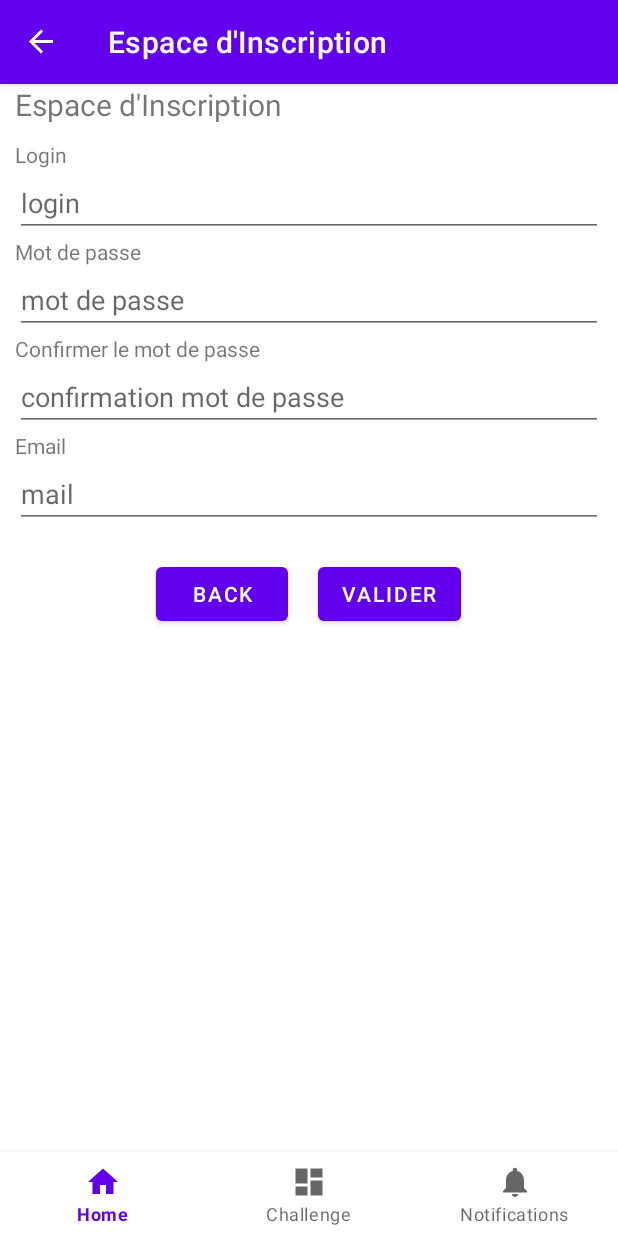
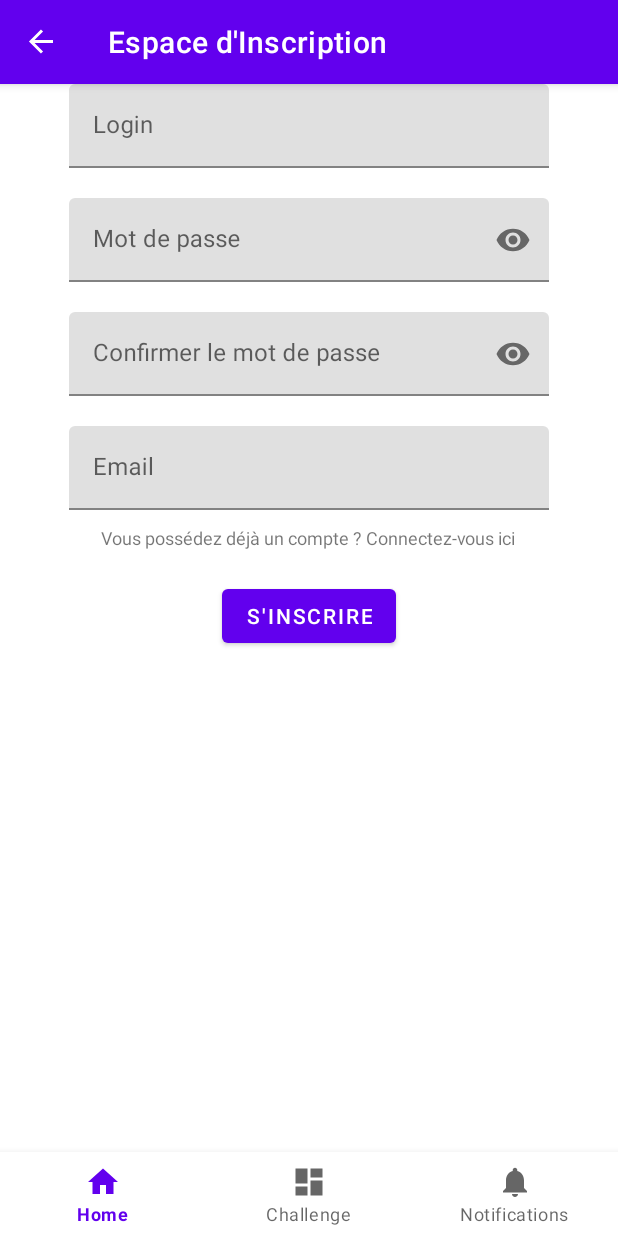
Before and after one commit to mankoty567/accrobat, an Android app: the SignupFragment screen opened through its navigation route, on a phone screen of 412 x 824 dp. Run offline under Robolectric (Android 15) with nearby library versions, the phone set to English and light mode, and no system bars; our stand-ins replace navigation-ui; network calls fail.

Commit message:
Mise à jour de l'ergonomie de connexion

```diff
--- a/mobile/app/src/main/java/site/nohan/protoprogression/View/ui/home/SigninFragment.java
+++ b/mobile/app/src/main/java/site/nohan/protoprogression/View/ui/home/SigninFragment.java
@@ -6,6 +6,7 @@ import android.view.View;
 import android.view.ViewGroup;
 import android.widget.Button;
 import android.widget.EditText;
+import android.widget.TextView;
 import android.widget.Toast;
 
 import androidx.annotation.NonNull;
@@ -26,7 +27,7 @@ public class SigninFragment extends Fragment{
     private int signup;
     private int home;
 
-    private Button btn_inscription;
+    private TextView txt_inscription;
     private Button btn_connection;
     private EditText et_login;
     private EditText et_password;
@@ -42,8 +43,8 @@ public class SigninFragment extends Fragment{
         home = R.id.navigation_home;
 
         //Initialisation du bouton d'inscritption
-        btn_inscription = root.findViewById(R.id.btn_signin_inscription);
-        btn_inscription.setOnClickListener(new View.OnClickListener() {
+        txt_inscription = root.findViewById(R.id.txt_signin_inscription);
+        txt_inscription.setOnClickListener(new View.OnClickListener() {
             @Override
             public void onClick(View v) {
                 ShowFragment(signup);
--- a/mobile/app/src/main/java/site/nohan/protoprogression/View/ui/home/SignupFragment.java
+++ b/mobile/app/src/main/java/site/nohan/protoprogression/View/ui/home/SignupFragment.java
@@ -8,6 +8,7 @@ import android.view.View;
 import android.view.ViewGroup;
 import android.widget.Button;
 import android.widget.EditText;
+import android.widget.TextView;
 import android.widget.Toast;
 
 import androidx.annotation.NonNull;
@@ -26,7 +27,7 @@ public class SignupFragment extends Fragment {
      ************************************************************************/
     private int signin;
 
-    private Button btn_back_to_connection;
+    private TextView txt_signup_back_to_connection;
     private Button btn_send_inscription;
     private EditText et_login;
     private EditText et_password;
@@ -43,8 +44,8 @@ public class SignupFragment extends Fragment {
         signin = R.id.navigation_signin;
 
         //Initialisation du bouton de retour à la connexion
-        btn_back_to_connection = root.findViewById(R.id.btn_signup_back_to_connection);
-        btn_back_to_connection.setOnClickListener(new View.OnClickListener() {
+        txt_signup_back_to_connection = root.findViewById(R.id.txt_signup_back_to_connection);
+        txt_signup_back_to_connection.setOnClickListener(new View.OnClickListener() {
             @Override
             public void onClick(View v) {
                 ShowFragment(signin);
--- a/mobile/app/src/main/res/layout/fragment_user_signup.xml
+++ b/mobile/app/src/main/res/layout/fragment_user_signup.xml
@@ -19,14 +19,6 @@
         app:layout_constraintStart_toStartOf="parent"
         app:layout_constraintTop_toTopOf="parent">
 
-    <TextView
-        android:id="@+id/txt_signup_title"
-        android:layout_width="wrap_content"
-        android:layout_height="wrap_content"
-        android:text="@string/title_signup"
-        android:textSize="20dp"
-        android:layout_marginBottom="10dp"/>
-
         <LinearLayout
             android:id="@+id/framelayout_signup"
             android:layout_width="match_parent"
@@ -35,83 +27,74 @@
             app:layout_constraintBottom_toTopOf="@+id/linearlayout_signup"
             app:layout_constraintEnd_toEndOf="parent"
             app:layout_constraintStart_toStartOf="parent"
-            app:layout_constraintTop_toTopOf="parent">
+            app:layout_constraintTop_toTopOf="parent"
+            android:gravity="center">
+
+            <com.google.android.material.textfield.TextInputLayout
+                android:id="@+id/til_signup_login"
+                android:layout_width="320dp"
+                android:layout_height="wrap_content"
+                android:layout_marginBottom="20dp">
+                <com.google.android.material.textfield.TextInputEditText
+                    android:id="@+id/et_signup_login"
+                    android:layout_width="match_parent"
+                    android:layout_height="match_parent"
+                    android:hint="@string/txt_login"/>
+            </com.google.android.material.textfield.TextInputLayout>
+
+            <com.google.android.material.textfield.TextInputLayout
+                android:id="@+id/til_signup_password"
+                android:layout_width="320dp"
+                android:layout_height="wrap_content"
+                app:passwordToggleEnabled="true"
+                android:layout_marginBottom="20dp">
+                <com.google.android.material.textfield.TextInputEditText
+                    android:id="@+id/et_signup_password"
+                    android:layout_width="match_parent"
+                    android:layout_height="match_parent"
+                    android:hint="@string/txt_password"
+                    android:inputType="textPassword"/>
+            </com.google.android.material.textfield.TextInputLayout>
+
+            <com.google.android.material.textfield.TextInputLayout
+                android:id="@+id/til_signup_password_confirmation"
+                android:layout_width="320dp"
+                android:layout_height="wrap_content"
+                app:passwordToggleEnabled="true"
+                android:layout_marginBottom="20dp">
+                <com.google.android.material.textfield.TextInputEditText
+                    android:id="@+id/et_signup_password_confirmation"
+                    android:layout_width="match_parent"
+                    android:layout_height="match_parent"
+                    android:hint="@string/txt_confirmation"
+                    android:inputType="textPassword"/>
+            </com.google.android.material.textfield.TextInputLayout>
+
+            <com.google.android.material.textfield.TextInputLayout
+                android:id="@+id/til_signup_mail"
+                android:layout_width="320dp"
+                android:layout_height="wrap_content"
+                android:layout_marginBottom="10dp">
+                <com.google.android.material.textfield.TextInputEditText
+                    android:id="@+id/et_signup_mail"
+                    android:layout_width="match_parent"
+                    android:layout_height="match_parent"
+                    android:hint="@string/txt_mail"/>
+            </com.google.android.material.textfield.TextInputLayout>
 
             <TextView
-                android:id="@+id/txt_login"
-                android:layout_width="match_parent"
-                android:layout_height="wrap_content"
-                android:text="@string/txt_login" />
-
-            <EditText
-                android:id="@+id/et_signup_login"
-                android:layout_width="match_parent"
-                android:layout_height="wrap_content"
-                android:hint="login" />
-
-            <TextView
-                android:id="@+id/txt_password"
-                android:layout_width="match_parent"
-                android:layout_height="wrap_content"
-                android:text="@string/txt_password" />
-
-            <EditText
-                android:id="@+id/et_signup_password"
-                android:layout_width="match_parent"
-                android:layout_height="wrap_content"
-                android:hint="mot de passe" />
-
-            <TextView
-                android:id="@+id/txt_confirmation"
-                android:layout_width="match_parent"
-                android:layout_height="wrap_content"
-                android:text="@string/txt_confirmation" />
-
-            <EditText
-                android:id="@+id/et_signup_password_confirmation"
-                android:layout_width="match_parent"
-                android:layout_height="wrap_content"
-                android:hint="confirmation mot de passe" />
-
-            <TextView
-                android:id="@+id/txt_mail"
-                android:layout_width="match_parent"
-                android:layout_height="wrap_content"
-                android:text="@string/txt_mail" />
-
-            <EditText
-                android:id="@+id/et_signup_mail"
-                android:layout_width="match_parent"
-                android:layout_height="wrap_content"
-                android:hint="mail"/>
-
-        </LinearLayout>
-
-
-        <LinearLayout
-            android:id="@+id/linearlayout_signup"
-            android:layout_width="match_parent"
-            android:layout_height="wrap_content"
-            app:layout_constraintBottom_toBottomOf="parent"
-            app:layout_constraintEnd_toEndOf="parent"
-            app:layout_constraintStart_toStartOf="parent"
-            app:layout_constraintTop_toBottomOf="@+id/framelayout_signup"
-            android:gravity="center"
-            android:paddingTop="20dp">
-
-            <Button
-                android:id="@+id/btn_signup_back_to_connection"
+                android:id="@+id/txt_signup_back_to_connection"
                 android:layout_width="wrap_content"
                 android:layout_height="wrap_content"
-                android:text="@string/button_back"
-                android:layout_marginRight="10dp"/>
+                android:textSize="12dp"
+                android:text="@string/back_to_connection" />
 
             <Button
                 android:id="@+id/btn_signup_send_inscription"
                 android:layout_width="wrap_content"
                 android:layout_height="wrap_content"
                 android:text="@string/button_send_inscription"
-                android:layout_marginLeft="10dp" />
+                android:layout_marginTop="20dp" />
 
         </LinearLayout>
     </LinearLayout>
--- a/mobile/app/src/main/res/values/strings.xml
+++ b/mobile/app/src/main/res/values/strings.xml
@@ -1,6 +1,7 @@
+<?xml version="1.0" encoding="utf-8"?>
 <resources>
     <!-- APP -->
-    <string name="app_name">ProtoProgression</string>
+    <string name="app_name">Run\'s Like</string>
 
     <!-- Navigation -->
     <string name="title_home">Home</string>
@@ -17,13 +18,14 @@
     <string name="txt_password">Mot de passe</string>
     <string name="txt_confirmation">Confirmer le mot de passe</string>
     <string name="button_connect">Connexion</string>
-    <string name="button_inscription">Inscription</string>
 
     <!-- Signup Fragment -->
     <string name="title_signup">Espace d\'Inscription</string>
     <string name="txt_mail">Email</string>
     <string name="txt_firstname">Prénom</string>
     <string name="txt_lastname">Nom</string>
-    <string name="button_send_inscription">Valider</string>
+    <string name="button_send_inscription">S\'inscrire</string>
     <string name="button_back">Back</string>
+    <string name="back_to_connection">Vous possédez déjà un compte ? Connectez-vous ici</string>
+    <string name="txt_go_to_inscription">Vous n\'avez pas de compte ? Inscrivez-vous ici</string>
 </resources>
```
Also changed, not shown: mobile/app/src/main/AndroidManifest.xml (+2 -6 lines), mobile/app/src/main/res/layout/fragment_user_signin.xml (+39 -35 lines), mobile/app/src/main/res/drawable/logo_runslike.png (added), mobile/app/src/main/res/mipmap-mdpi/logo_runslike.png (added).
